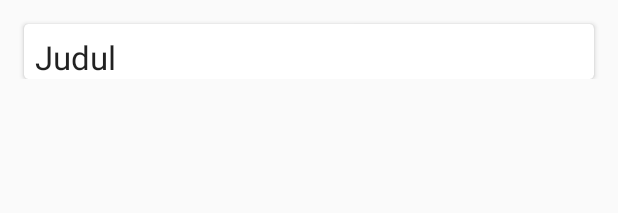
After one commit to yessypermatasari/Dingo, an Android app: the layout home_item.xml on its own in the app's theme, with its tools: preview values and no code run, on a phone screen of 412 x 824 dp. The commit adds this screen. Shown: the top 213 px of the screen. Run offline under Robolectric (Android 15) with nearby library versions, the phone set to English and light mode, and no system bars.

Commit message:
Home Adapter Home List Item

```diff
--- /dev/null
+++ b/app/src/main/res/layout/home_item.xml
@@ -0,0 +1,41 @@
+<?xml version="1.0" encoding="utf-8"?><?xml version="1.0" encoding="utf-8"?>
+<LinearLayout xmlns:android="http://schemas.android.com/apk/res/android"
+    xmlns:app="http://schemas.android.com/apk/res-auto"
+    android:layout_width="match_parent"
+    android:layout_height="wrap_content">
+
+    <android.support.v7.widget.CardView
+        android:layout_width="match_parent"
+        android:layout_height="wrap_content"
+        android:layout_marginLeft="16dp"
+        android:layout_marginRight="16dp"
+        android:layout_marginTop="16dp"
+        android:elevation="10dp"
+        app:cardCornerRadius="3dp">
+
+        <LinearLayout
+            android:id="@+id/LinearLayout"
+            android:layout_width="match_parent"
+            android:layout_height="match_parent"
+            android:orientation="vertical">
+
+            <ImageView
+                android:id="@+id/imageViewBack"
+                android:layout_width="match_parent"
+                android:layout_height="wrap_content" />
+
+            <TextView
+                android:id="@+id/textViewJudul"
+                android:layout_width="match_parent"
+                android:layout_height="wrap_content"
+                android:paddingLeft="7dp"
+                android:paddingRight="7dp"
+                android:paddingTop="7dp"
+                android:text="Judul"
+                android:textAppearance="@style/Base.TextAppearance.AppCompat.Headline"
+                android:textSize="10pt" />
+
+
+        </LinearLayout>
+    </android.support.v7.widget.CardView>
+</LinearLayout>
```
Also changed, not shown: app/src/main/java/id/sch/smktelkom_mlg/privateassignment/xirpl134/dingo/HomeAdapter.java (+82 -1 lines).
